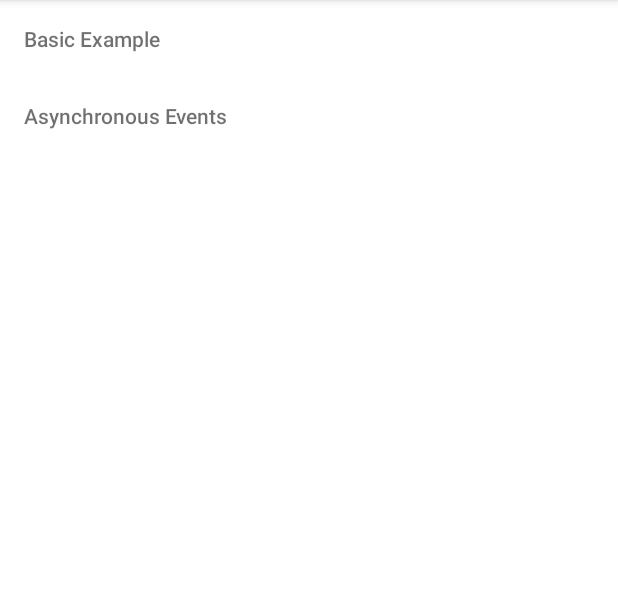
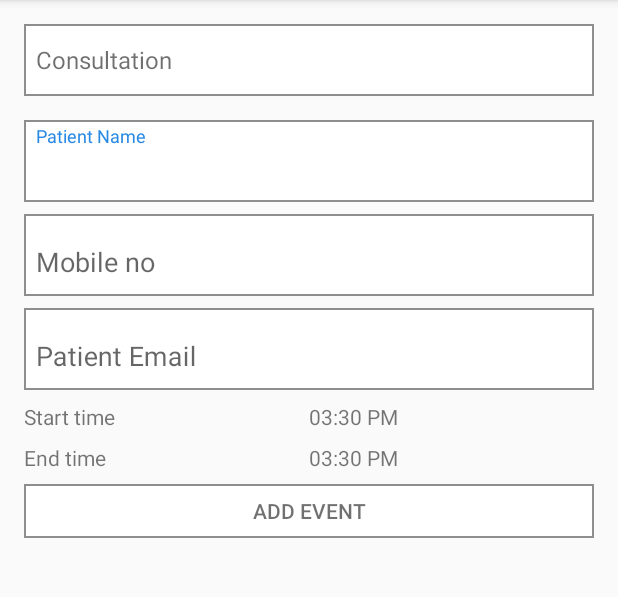
Before and after one commit to gosemathraj/AndroidJackCView, an Android app: the screen it shows after launch (MainActivity before the commit, HomeActivity after it), on a phone screen of 412 x 824 dp, the part 84-681 px from its top. Run offline under Robolectric (Android 15) with nearby library versions, the phone set to English and light mode, and no system bars; our stand-ins replace ButterKnife.

Commit message:
commit 2 : backend structure added

```diff
--- a/app/build.gradle
+++ b/app/build.gradle
@@ -25,7 +25,10 @@ dependencies {
         exclude group: 'com.android.support', module: 'support-annotations'
     })
     compile 'com.android.support:appcompat-v7:25.1.0'
+    compile 'com.android.support:design:25.1.0'
     compile 'com.github.alamkanak:android-week-view:1.2.6'
     compile 'com.squareup.retrofit:retrofit:1.9.0'
+    compile 'com.jakewharton:butterknife:8.5.1'
+    annotationProcessor 'com.jakewharton:butterknife-compiler:8.5.1'
     testCompile 'junit:junit:4.12'
 }
--- a/app/src/main/AndroidManifest.xml
+++ b/app/src/main/AndroidManifest.xml
@@ -10,7 +10,7 @@
         android:label="@string/app_name"
         android:theme="@style/AppTheme" >
         <activity
-            android:name=".MainActivity"
+            android:name=".activities.HomeActivity"
             android:label="@string/app_name" >
             <intent-filter>
                 <action android:name="android.intent.action.MAIN" />
@@ -18,11 +18,11 @@
             </intent-filter>
         </activity>
         <activity
-            android:name=".BasicActivity"
+            android:name=".activities.BasicActivity"
             android:label="@string/title_activity_basic" >
         </activity>
         <activity
-            android:name=".AsynchronousActivity"
+            android:name=".activities.AsynchronousActivity"
             android:label="@string/title_activity_asynchronous" >
         </activity>
     </application>
--- a/app/src/main/java/gosemathraj/com/calendarviews/AsynchronousActivity.java
+++ b/app/src/main/java/gosemathraj/com/calendarviews/activities/AsynchronousActivity.java
@@ -1,4 +1,4 @@
-package gosemathraj.com.calendarviews;
+package gosemathraj.com.calendarviews.activities;
 
 import android.widget.Toast;
 
@@ -8,6 +8,7 @@ import java.util.ArrayList;
 import java.util.Calendar;
 import java.util.List;
 
+import gosemathraj.com.calendarviews.R;
 import gosemathraj.com.calendarviews.apiclient.Event;
 import gosemathraj.com.calendarviews.apiclient.MyJsonService;
 import retrofit.Callback;
--- a/app/src/main/java/gosemathraj/com/calendarviews/BaseActivity.java
+++ b/app/src/main/java/gosemathraj/com/calendarviews/activities/BaseActivity.java
@@ -1,4 +1,4 @@
-package gosemathraj.com.calendarviews;
+package gosemathraj.com.calendarviews.activities;
 
 import android.graphics.RectF;
 import android.os.Bundle;
@@ -16,6 +16,8 @@ import com.alamkanak.weekview.WeekViewEvent;
 import java.text.SimpleDateFormat;
 import java.util.Calendar;
 import java.util.Locale;
+
+import gosemathraj.com.calendarviews.R;
 
 /**
  * This is a base activity which contains week view and all the codes necessary to initialize the
@@ -149,6 +151,8 @@ public abstract class BaseActivity extends AppCompatActivity implements WeekView
         Toast.makeText(this, "Clicked " + event.getName(), Toast.LENGTH_SHORT).show();
     }
 
+
+
     @Override
     public void onEventLongPress(WeekViewEvent event, RectF eventRect) {
         Toast.makeText(this, "Long pressed event: " + event.getName(), Toast.LENGTH_SHORT).show();
--- a/app/src/main/java/gosemathraj/com/calendarviews/BasicActivity.java
+++ b/app/src/main/java/gosemathraj/com/calendarviews/activities/BasicActivity.java
@@ -1,11 +1,11 @@
-package gosemathraj.com.calendarviews;
+package gosemathraj.com.calendarviews.activities;
 
 
 
 
 import com.alamkanak.weekview.WeekViewEvent;
 
-import gosemathraj.com.calendarviews.apiclient.Event;
+import gosemathraj.com.calendarviews.R;
 
 import java.util.ArrayList;
 import java.util.Calendar;
--- /dev/null
+++ b/app/src/main/java/gosemathraj/com/calendarviews/activities/HomeActivity.java
@@ -0,0 +1,30 @@
+package gosemathraj.com.calendarviews.activities;
+
+import android.os.Bundle;
+import android.support.annotation.Nullable;
+import android.support.v7.app.AppCompatActivity;
+
+import butterknife.ButterKnife;
+import gosemathraj.com.calendarviews.R;
+import gosemathraj.com.calendarviews.fragments.AddEventFragment;
+
+/**
+ * Created by RajeshG on 24-02-2017.
+ */
+
+public class HomeActivity extends AppCompatActivity{
+
+    private String currentDate = null;
+
+    @Override
+    protected void onCreate(@Nullable Bundle savedInstanceState) {
+        super.onCreate(savedInstanceState);
+        setContentView(R.layout.activity_home);
+        ButterKnife.bind(this);
+
+        if (savedInstanceState == null) {
+            getSupportFragmentManager().beginTransaction()
+                    .add(R.id.frame_base_container, new AddEventFragment()).commit();
+        }
+    }
+}
--- a/app/src/main/java/gosemathraj/com/calendarviews/MainActivity.java
+++ b/app/src/main/java/gosemathraj/com/calendarviews/activities/MainActivity.java
@@ -1,9 +1,11 @@
-package gosemathraj.com.calendarviews;
+package gosemathraj.com.calendarviews.activities;
 
 import android.content.Intent;
 import android.os.Bundle;
 import android.support.v7.app.AppCompatActivity;
 import android.view.View;
+
+import gosemathraj.com.calendarviews.R;
 
 
 /**
--- /dev/null
+++ b/app/src/main/java/gosemathraj/com/calendarviews/data/Contract.java
@@ -0,0 +1,36 @@
+package gosemathraj.com.calendarviews.data;
+
+import android.content.ContentUris;
+import android.net.Uri;
+import android.provider.BaseColumns;
+
+/**
+ * Created by RajeshG on 24-02-2017.
+ */
+
+public class Contract {
+
+    public final static String AUTHORITY = "gosemathraj.com.calendarviews";
+    public final static Uri BASE_CONTENT_URI = Uri.parse("content://" + AUTHORITY);
+
+    public final static String APPOINTMENT_PATH = "appointment";
+
+    public static class AppointmentEntry implements BaseColumns{
+
+        public final static Uri CONTENT_TYPE_URI = BASE_CONTENT_URI.buildUpon().appendPath(APPOINTMENT_PATH).build();
+
+        public final static String TABLE_NAME = "APPOINTMENT_TABLE";
+        public final static String COLUMN_APPOINTMENT_ID = "appointment_id";
+        public final static String COLUMN_APPOINTMENT_TYPE = "appointment_type";
+        public final static String COLUMN_PATIENT_NAME = "patient_name";
+        public final static String COLUMN_PATIENT_EMAIL = "patient_email";
+        public final static String COLUMN_PATIENT_MOBILE = "patient_mobile";
+        public final static String COLUMN_START_TIME = "start_time";
+        public final static String COLUMN_END_TIME = "end_time";
+        public final static String COLUMN_DATE = "date";
+
+        public static Uri buildAppoinrmentUri(long id){
+            return ContentUris.withAppendedId(CONTENT_TYPE_URI,id);
+        }
+    }
+}
--- /dev/null
+++ b/app/src/main/java/gosemathraj/com/calendarviews/fragments/AddEventFragment.java
@@ -0,0 +1,96 @@
+package gosemathraj.com.calendarviews.fragments;
+
+import android.app.TimePickerDialog;
+import android.os.Bundle;
+import android.support.annotation.Nullable;
+import android.support.v4.app.Fragment;
+import android.view.LayoutInflater;
+import android.view.View;
+import android.view.ViewGroup;
+import android.widget.ArrayAdapter;
+import android.widget.Spinner;
+import android.widget.TextView;
+import android.widget.TimePicker;
+
+import butterknife.BindView;
+import butterknife.ButterKnife;
+import gosemathraj.com.calendarviews.R;
+
+/**
+ * Created by RajeshG on 24-02-2017.
+ */
+
+public class AddEventFragment extends Fragment {
+
+    @BindView(R.id.appointmentType)
+    Spinner appointmentType;
+
+    @BindView(R.id.selectEndTime)
+    TextView selectEndTime;
+
+    @BindView(R.id.selectStartTime)
+    TextView selectStartTime;
+
+    @BindView(R.id.startTime)
+    TextView startTime;
+
+    @BindView(R.id.endTime)
+    TextView endTime;
+
+    @Nullable
+    @Override
+    public View onCreateView(LayoutInflater inflater, @Nullable ViewGroup container, @Nullable Bundle savedInstanceState) {
+
+        View view = inflater.inflate(R.layout.fragment_add_event,container,false);
+        ButterKnife.bind(this,view);
+
+        try{
+            init();
+        }catch(Exception e){
+            e.printStackTrace();
+        }
+        return view;
+    }
+
+    private void init() {
+        setAppointmentTypeSpinner();
+        setOnClickListener();
+    }
+
+    private void setOnClickListener() {
+        selectStartTime.setOnClickListener(new View.OnClickListener() {
+            @Override
+            public void onClick(View view) {
+                TimePickerDialog timePickerDialog = new TimePickerDialog(getActivity(), new TimePickerDialog.OnTimeSetListener() {
+                    @Override
+                    public void onTimeSet(TimePicker timePicker, int hour, int minutes) {
+                         startTime.setText(String.valueOf(hour) + ":" + String.valueOf(minutes));
+                    }
+                },3,60,false);
+                timePickerDialog.show();
+            }
+        });
+
+        selectEndTime.setOnClickListener(new View.OnClickListener() {
+            @Override
+            public void onClick(View view) {
+                TimePickerDialog timePickerDialog = new TimePickerDialog(getActivity(), new TimePickerDialog.OnTimeSetListener() {
+                    @Override
+                    public void onTimeSet(TimePicker timePicker, int hour, int minutes) {
+                         endTime.setText(String.valueOf(hour) + ":" + String.valueOf(minutes));
+                    }
+                },3,60,false);
+                timePickerDialog.show();
+            }
+        });
+    }
+
+    private void setAppointmentTypeSpinner() {
+        ArrayAdapter<String> appointmentTypeAdapter = new ArrayAdapter<String>(getActivity(),android.R.layout.simple_spinner_item,new String[]{"Consultation","Follow up"});
+        appointmentTypeAdapter.setDropDownViewResource(android.R.layout.simple_spinner_dropdown_item);
+
+        appointmentType.setAdapter(appointmentTypeAdapter);
+    }
+
+
+}
--- /dev/null
+++ b/app/src/main/res/drawable/bg_box.xml
@@ -0,0 +1,6 @@
+<?xml version="1.0" encoding="utf-8"?>
+<shape xmlns:android="http://schemas.android.com/apk/res/android">
+    <solid android:color="#FFFFFF"/>
+    <stroke android:color="#70000000"
+        android:width="1dp"/>
+</shape>
--- a/app/src/main/res/layout/activity_base.xml
+++ b/app/src/main/res/layout/activity_base.xml
@@ -3,7 +3,7 @@
     xmlns:app="http://schemas.android.com/apk/res-auto"
     android:layout_width="match_parent"
     android:layout_height="match_parent"
-    tools:context=".BaseActivity"
+    tools:context=".activities.BaseActivity"
     android:background="#fff">
 
     <com.alamkanak.weekview.WeekView
--- /dev/null
+++ b/app/src/main/res/layout/activity_home.xml
@@ -0,0 +1,7 @@
+<?xml version="1.0" encoding="utf-8"?>
+<FrameLayout
+    xmlns:android="http://schemas.android.com/apk/res/android"
+    android:id="@+id/frame_base_container"
+    android:orientation="vertical"
+    android:layout_width="match_parent"
+    android:layout_height="match_parent"/>
--- a/app/src/main/res/layout/activity_main.xml
+++ b/app/src/main/res/layout/activity_main.xml
@@ -2,7 +2,7 @@
     xmlns:tools="http://schemas.android.com/tools"
     android:layout_width="match_parent"
     android:layout_height="match_parent"
-    tools:context=".MainActivity"
+    tools:context=".activities.MainActivity"
     android:orientation="vertical"
     android:background="#fff">
 
--- /dev/null
+++ b/app/src/main/res/layout/fragment_add_event.xml
@@ -0,0 +1,123 @@
+<?xml version="1.0" encoding="utf-8"?>
+<LinearLayout xmlns:android="http://schemas.android.com/apk/res/android"
+    android:orientation="vertical" android:layout_width="match_parent"
+    android:layout_height="match_parent"
+    android:padding="16dp">
+
+    <Spinner
+        android:id="@+id/appointmentType"
+        android:layout_width="match_parent"
+        android:layout_height="48dp"
+        android:background="@drawable/bg_box"
+        android:prompt="@string/selectAppointmentType"/>
+
+    <android.support.design.widget.TextInputLayout
+        android:layout_width="match_parent"
+        android:layout_height="wrap_content"
+        android:layout_marginTop="16dp"
+        android:padding="4dp"
+        android:background="@drawable/bg_box">
+
+        <EditText
+            android:id="@+id/patientName"
+            android:layout_width="match_parent"
+            android:layout_height="36dp"
+            android:padding="4dp"
+            android:hint="Patient Name"
+            android:inputType="text"
+            android:imeOptions="actionNext"
+            android:background="@null" />
+
+    </android.support.design.widget.TextInputLayout>
+
+    <android.support.design.widget.TextInputLayout
+        android:layout_width="match_parent"
+        android:layout_height="wrap_content"
+        android:layout_marginTop="8dp"
+        android:padding="4dp"
+        android:background="@drawable/bg_box">
+
+        <EditText
+            android:id="@+id/patientContactNo"
+            android:layout_width="match_parent"
+            android:layout_height="36dp"
+            android:hint="Mobile no"
+            android:padding="4dp"
+            android:inputType="number"
+            android:imeOptions="actionNext"
+            android:background="@null"/>
+
+    </android.support.design.widget.TextInputLayout>
+
+    <android.support.design.widget.TextInputLayout
+        android:layout_width="match_parent"
+        android:layout_height="wrap_content"
+        android:layout_marginTop="8dp"
+        android:padding="4dp"
+        android:background="@drawable/bg_box">
+
+        <EditText
+            android:id="@+id/patientEmail"
+            android:layout_width="match_parent"
+            android:layout_height="36dp"
+            android:padding="4dp"
+            android:hint="Patient Email"
+            android:inputType="text"
+            android:imeOptions="actionDone"
+            android:background="@null"/>
+
+    </android.support.design.widget.TextInputLayout>
+
+    <LinearLayout
+        android:layout_width="match_parent"
+        android:layout_height="wrap_content"
+        android:orientation="horizontal"
+        android:layout_marginTop="8dp">
+
+        <TextView
+            android:id="@+id/selectStartTime"
+            android:layout_width="0dp"
+            android:layout_weight="1"
+            android:layout_height="wrap_content"
+            android:text="Start time"/>
+
+        <TextView
+            android:id="@+id/startTime"
+            android:layout_width="0dp"
+            android:layout_weight="1"
+            android:layout_height="wrap_content"
+            android:text="03:30 PM"/>
+
+    </LinearLayout>
+
+    <LinearLayout
+        android:layout_width="match_parent"
+        android:layout_height="wrap_content"
+        android:orientation="horizontal"
+        android:layout_marginTop="8dp">
+
+        <TextView
+            android:id="@+id/selectEndTime"
+            android:layout_width="0dp"
+            android:layout_weight="1"
+            android:layout_height="wrap_content"
+            android:text="End time"/>
+
+        <TextView
+            android:id="@+id/endTime"
+            android:layout_width="0dp"
+            android:layout_weight="1"
+            android:layout_height="wrap_content"
+            android:text="03:30 PM"/>
+
+    </LinearLayout>
+
+    <Button
+        android:id="@+id/addEvent"
+        android:layout_width="match_parent"
+        android:layout_height="36dp"
+        android:text="Add Event"
+        android:background="@drawable/bg_box"
+        android:layout_marginTop="8dp"/>
+
+</LinearLayout>
--- a/app/src/main/res/values/strings.xml
+++ b/app/src/main/res/values/strings.xml
@@ -9,5 +9,6 @@
     <string name="title_activity_asynchronous">Asynchronous Events</string>
     <string name="async_error">Could not download events from the internet</string>
     <string name="action_month_view">Month</string>
+    <string name="selectAppointmentType">Select Appointment Type</string>
 
 </resources>
```
